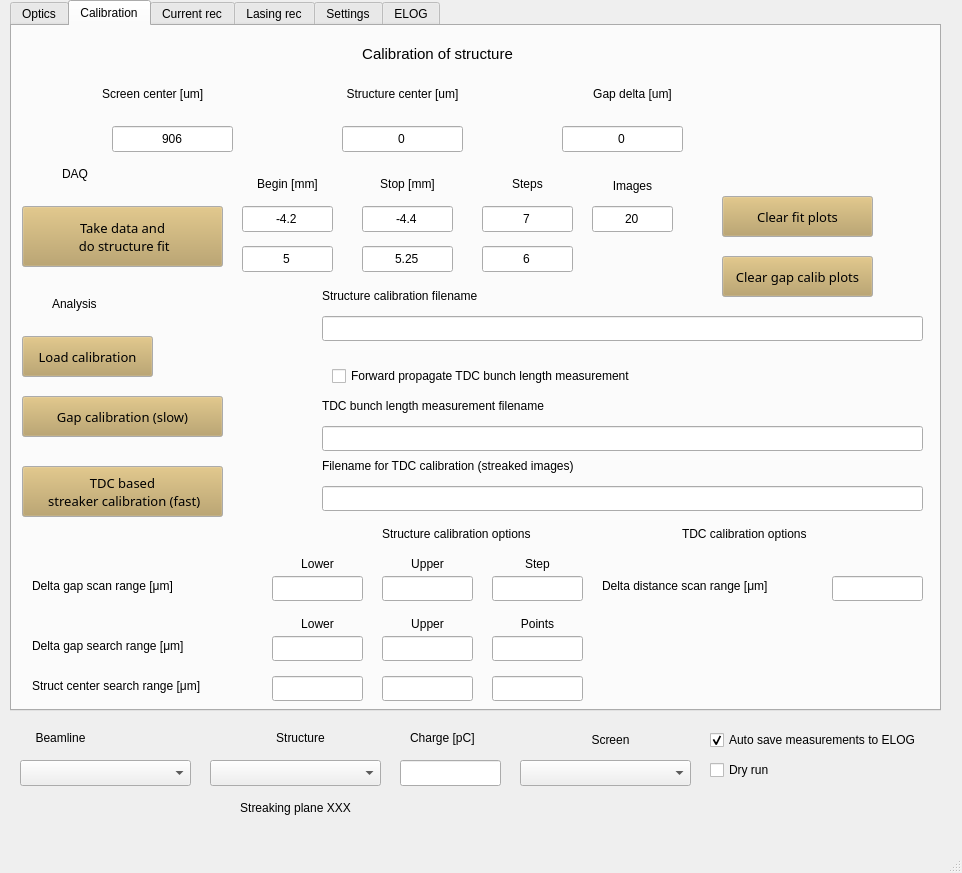
Qt form gui.ui (pdijksta/PassiveWFMeasurement) before a commit.
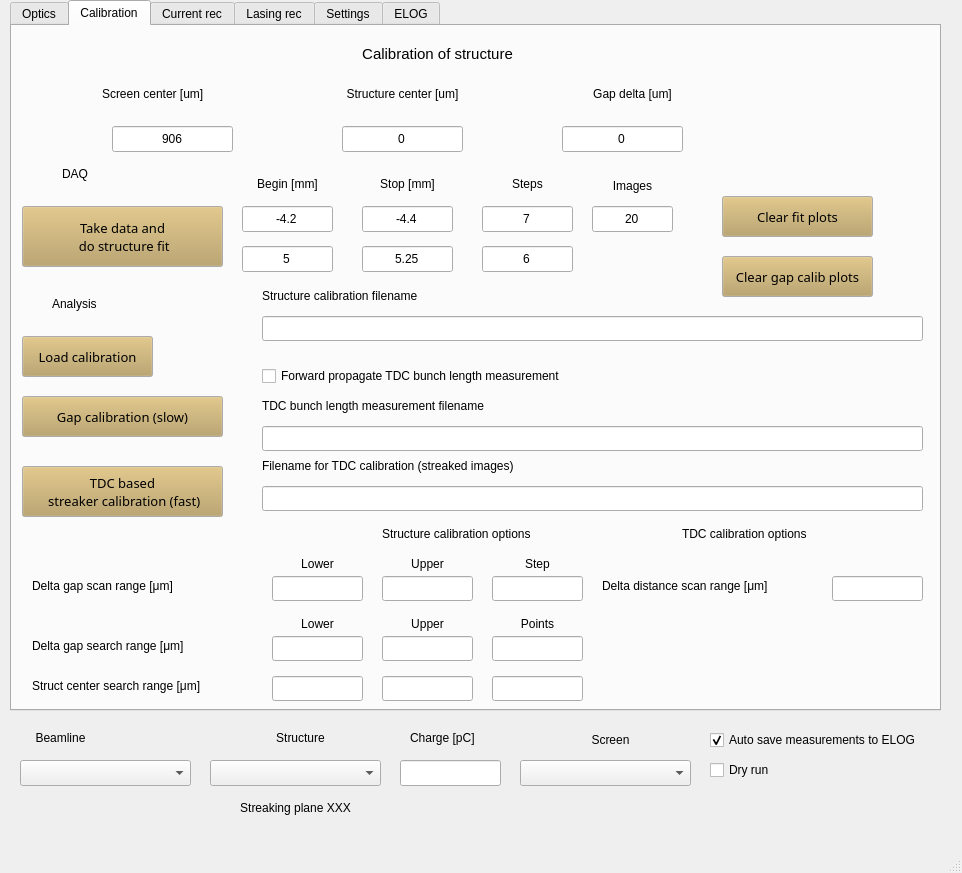
The same form after that commit.

```diff
--- a/gui.ui
+++ b/gui.ui
@@ -462,9 +462,9 @@
      <widget class="QLabel" name="label_49">
       <property name="geometry">
        <rect>
-        <x>310</x>
+        <x>250</x>
         <y>260</y>
-        <width>201</width>
+        <width>261</width>
         <height>20</height>
        </rect>
       </property>
@@ -494,9 +494,9 @@
      <widget class="QLineEdit" name="LoadCalibrationFilename">
       <property name="geometry">
        <rect>
-        <x>310</x>
+        <x>250</x>
         <y>290</y>
-        <width>601</width>
+        <width>661</width>
         <height>25</height>
        </rect>
       </property>
@@ -542,7 +542,7 @@
      <widget class="QCheckBox" name="ForwardBlmeasCheck">
       <property name="geometry">
        <rect>
-        <x>320</x>
+        <x>250</x>
         <y>340</y>
         <width>321</width>
         <height>20</height>
@@ -558,9 +558,9 @@
      <widget class="QLineEdit" name="ForwardBlmeasFilename">
       <property name="geometry">
        <rect>
-        <x>310</x>
+        <x>250</x>
         <y>400</y>
-        <width>601</width>
+        <width>661</width>
         <height>25</height>
        </rect>
       </property>
@@ -574,9 +574,9 @@
      <widget class="QLabel" name="label_56">
       <property name="geometry">
        <rect>
-        <x>310</x>
+        <x>250</x>
         <y>370</y>
-        <width>291</width>
+        <width>351</width>
         <height>20</height>
        </rect>
       </property>
@@ -1083,9 +1083,9 @@
      <widget class="QLineEdit" name="TdcCalibrationFilename">
       <property name="geometry">
        <rect>
-        <x>310</x>
+        <x>250</x>
         <y>460</y>
-        <width>601</width>
+        <width>661</width>
         <height>25</height>
        </rect>
       </property>
@@ -1173,9 +1173,9 @@
      <widget class="QLabel" name="label_86">
       <property name="geometry">
        <rect>
-        <x>310</x>
+        <x>250</x>
         <y>430</y>
-        <width>291</width>
+        <width>351</width>
         <height>20</height>
        </rect>
       </property>
```
